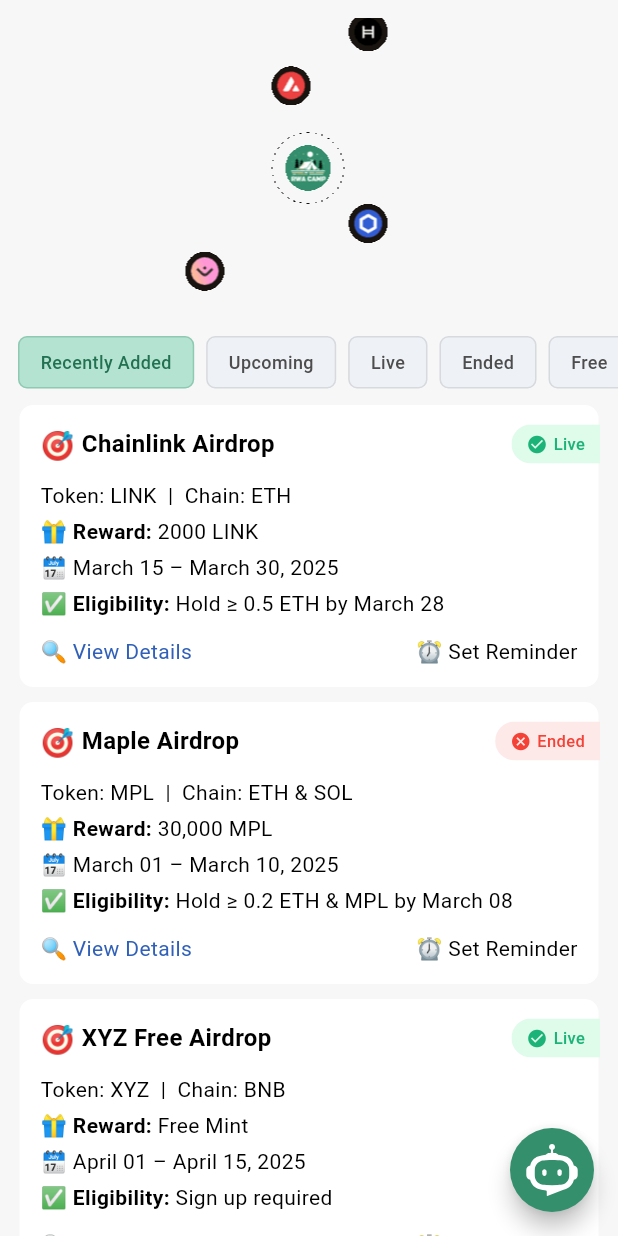
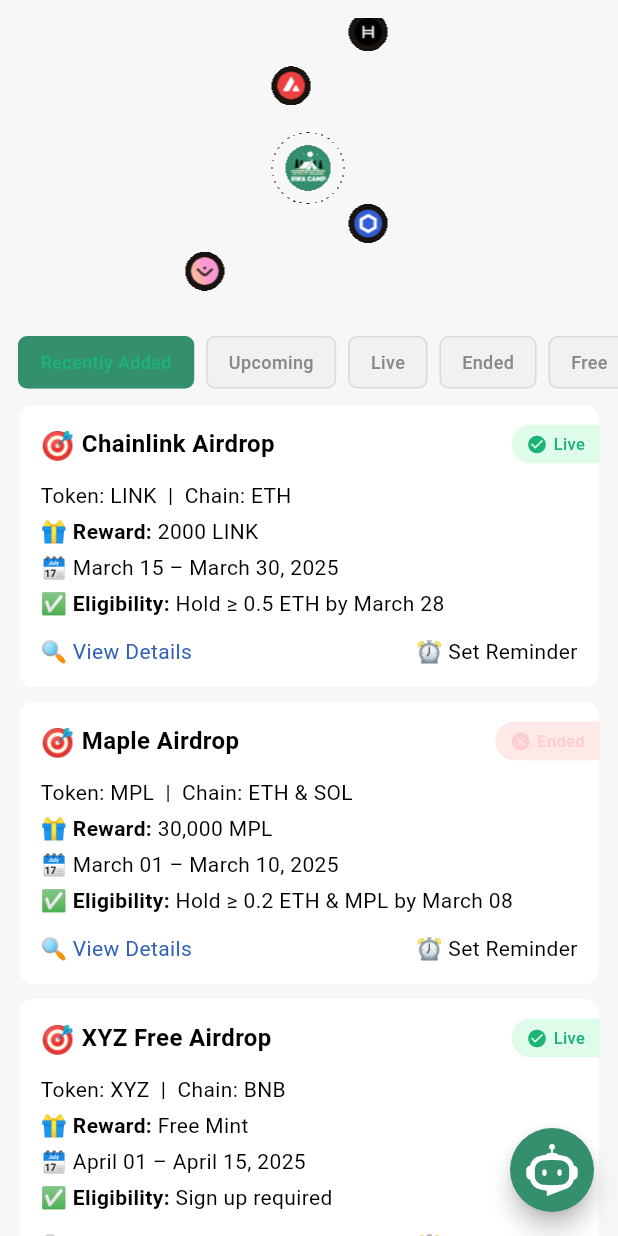
Before and after one commit to abdGhost/rwa_app, a Flutter app: the AirdropScreen screen opened directly, on a phone screen of 412 x 824 dp. Run offline on Flutter 3.47's test engine with Material 3 defaults, Android fonts, the light colour scheme and no system bars; our stand-ins replace fl_chart, flutter_riverpod, flutter_svg, flutter_switch, google_fonts, shared_preferences; accounts and stored records are empty.

Commit message:
worked on airdrop screen light and dark mode

```diff
--- a/lib/screens/airdrop_screen.dart
+++ b/lib/screens/airdrop_screen.dart
@@ -1,5 +1,5 @@
 import 'package:flutter/material.dart';
-import 'package:flutter_svg/svg.dart';
+import 'package:flutter_svg/flutter_svg.dart';
 import 'package:rwa_app/screens/chat_screen.dart';
 import 'package:rwa_app/widgets/airdrop/airdrop_card.dart';
 
@@ -63,8 +63,11 @@
 
   @override
   Widget build(BuildContext context) {
+    final theme = Theme.of(context);
+    final isDark = theme.brightness == Brightness.dark;
+
     return Scaffold(
-      backgroundColor: const Color(0xFFF7F7F7),
+      backgroundColor: isDark ? Colors.black : const Color(0xFFF7F7F7),
       body: SafeArea(
         child: Column(
           crossAxisAlignment: CrossAxisAlignment.start,
@@ -97,6 +100,7 @@
                               _selectedTab = tab;
                             });
                           },
+                          isDarkMode: isDark, // Pass dark mode flag
                         ),
                       );
                     }).toList(),
@@ -143,6 +147,7 @@
                                 date: airdrop['date']!,
                                 eligibility: airdrop['eligibility']!,
                                 status: airdrop['status']!,
+                                isDarkMode: isDark, // Pass dark mode flag
                               ),
                             );
                           },
@@ -182,40 +187,61 @@
   final String text;
   final bool isActive;
   final VoidCallback onTap;
+  final bool isDarkMode; // To handle dark mode
 
   const FilterTab({
     super.key,
     required this.text,
     required this.isActive,
     required this.onTap,
+    required this.isDarkMode, // Dark mode flag
   });
 
   @override
   Widget build(BuildContext context) {
+    final backgroundColor =
+        isDarkMode
+            ? (isActive
+                ? const Color(0xFF348F6C) // Dark mode active color
+                : const Color(0xFF2A2A2A)) // Dark mode inactive color
+            : (isActive
+                ? const Color(0xFF348F6C) // Light mode active color
+                : const Color(0xFFF1F1F1)); // Light mode inactive color
+
+    final textColor =
+        isDarkMode
+            ? (isActive
+                ? Colors
+                    .white // Dark mode active text
+                : Colors.grey[400]!) // Dark mode inactive text
+            : (isActive
+                ? const Color(0xFF1CB379) // Light mode active text
+                : const Color(0xFF888888)); // Light mode inactive text
+
     return GestureDetector(
       onTap: onTap,
       child: Container(
         padding: const EdgeInsets.symmetric(horizontal: 14, vertical: 8),
         decoration: BoxDecoration(
-          // rgba(238, 241, 246, 1)
-          color:
-              isActive
-                  ? Color.fromRGBO(28, 179, 121, 0.3)
-                  : Color.fromRGBO(238, 241, 246, 1),
+          color: backgroundColor,
           borderRadius: BorderRadius.circular(6),
-          border:
-              isActive
-                  ? Border.all(color: Color.fromRGBO(52, 143, 108, 0.3))
-                  : Border.all(color: Color.fromRGBO(0, 0, 0, 0.1)),
+          border: Border.all(
+            color:
+                isActive
+                    ? const Color.fromRGBO(52, 143, 108, 0.3)
+                    : const Color.fromRGBO(
+                      0,
+                      0,
+                      0,
+                      0.1,
+                    ), // Thin border for unselected
+          ),
         ),
         child: Text(
           text,
           style: TextStyle(
             fontSize: 12,
-            color:
-                isActive
-                    ? Color.fromRGBO(34, 113, 82, 1)
-                    : Color.fromRGBO(77, 77, 77, 1),
+            color: textColor,
             fontWeight: FontWeight.w500,
           ),
         ),
--- a/lib/widgets/airdrop/airdrop_card.dart
+++ b/lib/widgets/airdrop/airdrop_card.dart
@@ -8,6 +8,7 @@
   final String date;
   final String eligibility;
   final String status;
+  final bool isDarkMode; // Add isDarkMode parameter
 
   const AirdropCard({
     super.key,
@@ -18,6 +19,7 @@
     required this.date,
     required this.eligibility,
     required this.status,
+    required this.isDarkMode, // Accept the isDarkMode flag here
   });
 
   @override
@@ -32,9 +34,11 @@
         Container(
           padding: const EdgeInsets.all(14),
           decoration: BoxDecoration(
-            color: Colors.white,
+            color: isDarkMode ? Color(0xFF2A2A2A) : Colors.white,
             borderRadius: BorderRadius.circular(10),
-            border: Border.all(color: const Color(0xFFF7F7F7)),
+            border: Border.all(
+              color: isDarkMode ? Color(0xFF2A2A2A) : const Color(0xFFF7F7F7),
+            ),
           ),
           child: Column(
             crossAxisAlignment: CrossAxisAlignment.start,
@@ -46,10 +50,10 @@
                   Expanded(
                     child: Text(
                       project,
-                      style: const TextStyle(
+                      style: TextStyle(
                         fontSize: 16,
                         fontWeight: FontWeight.w600,
-                        color: Colors.black,
+                        color: isDarkMode ? Colors.white : Colors.black,
                       ),
                     ),
                   ),
@@ -58,23 +62,29 @@
               const SizedBox(height: 10),
               Text(
                 "Token: $token  |  Chain: $chain",
-                style: const TextStyle(fontSize: 14, color: Colors.black),
+                style: TextStyle(
+                  fontSize: 14,
+                  color: isDarkMode ? Colors.white70 : Colors.black,
+                ),
               ),
               const SizedBox(height: 4),
               Text.rich(
                 TextSpan(
                   children: [
-                    const TextSpan(
+                    TextSpan(
                       text: "🎁 Reward: ",
                       style: TextStyle(
                         fontSize: 14,
                         fontWeight: FontWeight.w600,
-                        color: Colors.black,
+                        color: isDarkMode ? Colors.white : Colors.black,
                       ),
                     ),
                     TextSpan(
                       text: reward,
-                      style: const TextStyle(fontSize: 14, color: Colors.black),
+                      style: TextStyle(
+                        fontSize: 14,
+                        color: isDarkMode ? Colors.white : Colors.black,
+                      ),
                     ),
                   ],
                 ),
@@ -82,26 +92,29 @@
               const SizedBox(height: 4),
               Text(
                 "🗓️ $date",
-                style: const TextStyle(fontSize: 14, color: Colors.black),
+                style: TextStyle(
+                  fontSize: 14,
+                  color: isDarkMode ? Colors.white70 : Colors.black,
+                ),
               ),
               const SizedBox(height: 4),
               Text.rich(
                 TextSpan(
                   children: [
-                    const TextSpan(
+                    TextSpan(
                       text: "✅ Eligibility: ",
                       style: TextStyle(
                         fontSize: 14,
                         fontWeight: FontWeight.w600,
-                        color: Colors.black,
+                        color: isDarkMode ? Colors.white : Colors.black,
                       ),
                     ),
                     TextSpan(
                       text: eligibility,
-                      style: const TextStyle(
+                      style: TextStyle(
                         fontSize: 14,
                         fontWeight: FontWeight.w400,
-                        color: Colors.black,
+                        color: isDarkMode ? Colors.white70 : Colors.black,
                       ),
                     ),
                   ],
@@ -114,17 +127,23 @@
               const SizedBox(height: 12),
               Row(
                 mainAxisAlignment: MainAxisAlignment.spaceBetween,
-                children: const [
+                children: [
                   Text(
                     "🔍 View Details",
                     style: TextStyle(
                       fontSize: 14,
-                      color: Color.fromRGBO(48, 96, 184, 1),
+                      color:
+                          isDarkMode
+                              ? Colors.blue[200]
+                              : Color.fromRGBO(48, 96, 184, 1),
                     ),
                   ),
                   Text(
                     "⏰ Set Reminder",
-                    style: TextStyle(fontSize: 14, color: Colors.black),
+                    style: TextStyle(
+                      fontSize: 14,
+                      color: isDarkMode ? Colors.white : Colors.black,
+                    ),
                   ),
                 ],
               ),
@@ -144,9 +163,11 @@
             child: Container(
               color:
                   isLive
-                      ? const Color(0xFFDFFBEA)
+                      ? (isDarkMode
+                          ? Colors.green[800]
+                          : const Color(0xFFDFFBEA))
                       : isEnded
-                      ? const Color(0xFFFEE9E9)
+                      ? (isDarkMode ? Colors.red[600] : const Color(0xFFFEE9E9))
                       : Colors.grey.shade200,
               padding: const EdgeInsets.symmetric(horizontal: 10, vertical: 5),
               child: Row(
@@ -155,7 +176,12 @@
                   Icon(
                     isLive ? Icons.check_circle : Icons.cancel,
                     size: 14,
-                    color: isLive ? const Color(0xFF1CB379) : Colors.red,
+                    color:
+                        isLive
+                            ? (isDarkMode
+                                ? Colors.green[100]
+                                : const Color(0xFF1CB379))
+                            : Colors.red[100],
                   ),
                   const SizedBox(width: 4),
                   Text(
@@ -163,7 +189,12 @@
                     style: TextStyle(
                       fontSize: 11,
                       fontWeight: FontWeight.w500,
-                      color: isLive ? const Color(0xFF1CB379) : Colors.red,
+                      color:
+                          isLive
+                              ? (isDarkMode
+                                  ? Colors.green[100]
+                                  : const Color(0xFF1CB379))
+                              : Colors.red[100],
                     ),
                   ),
                 ],
```
